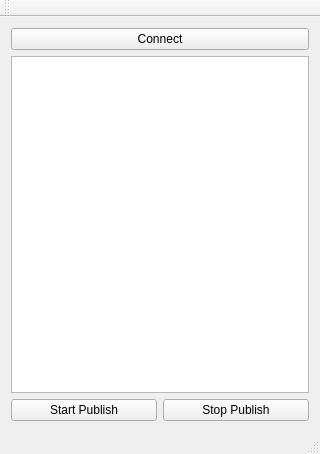
The window that ZeroConfListWidget/ZeroConfListWidget/mainwindow.ui (hassin23ayz/QtZeroConf) describes before a commit, drawn with Qt 5.
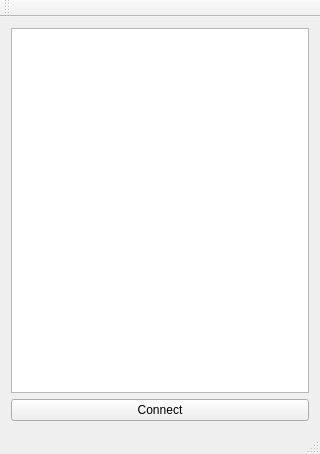
The same window after the commit.

```diff
--- a/ZeroConfListWidget/ZeroConfListWidget/mainwindow.ui
+++ b/ZeroConfListWidget/ZeroConfListWidget/mainwindow.ui
@@ -19,38 +19,23 @@
      <layout class="QVBoxLayout" name="verticalLayout_2">
       <item>
        <layout class="QVBoxLayout" name="verticalLayout">
-        <item>
-         <widget class="QPushButton" name="pushButton">
-          <property name="text">
-           <string>Connect</string>
-          </property>
-         </widget>
-        </item>
         <item>
          <widget class="QListWidget" name="listWidget"/>
         </item>
        </layout>
       </item>
       <item>
-       <layout class="QHBoxLayout" name="horizontalLayout">
-        <item>
-         <widget class="QPushButton" name="pushButton_2">
-          <property name="text">
-           <string>Start Publish</string>
-          </property>
-         </widget>
-        </item>
-        <item>
-         <widget class="QPushButton" name="pushButton_3">
-          <property name="text">
-           <string>Stop Publish</string>
-          </property>
-         </widget>
-        </item>
-       </layout>
+       <layout class="QHBoxLayout" name="horizontalLayout"/>
       </item>
      </layout>
     </item>
+    <item>
+     <widget class="QPushButton" name="ConnectBtn">
+      <property name="text">
+       <string>Connect</string>
+      </property>
+     </widget>
+    </item>
    </layout>
   </widget>
   <widget class="QMenuBar" name="menuBar">
```
